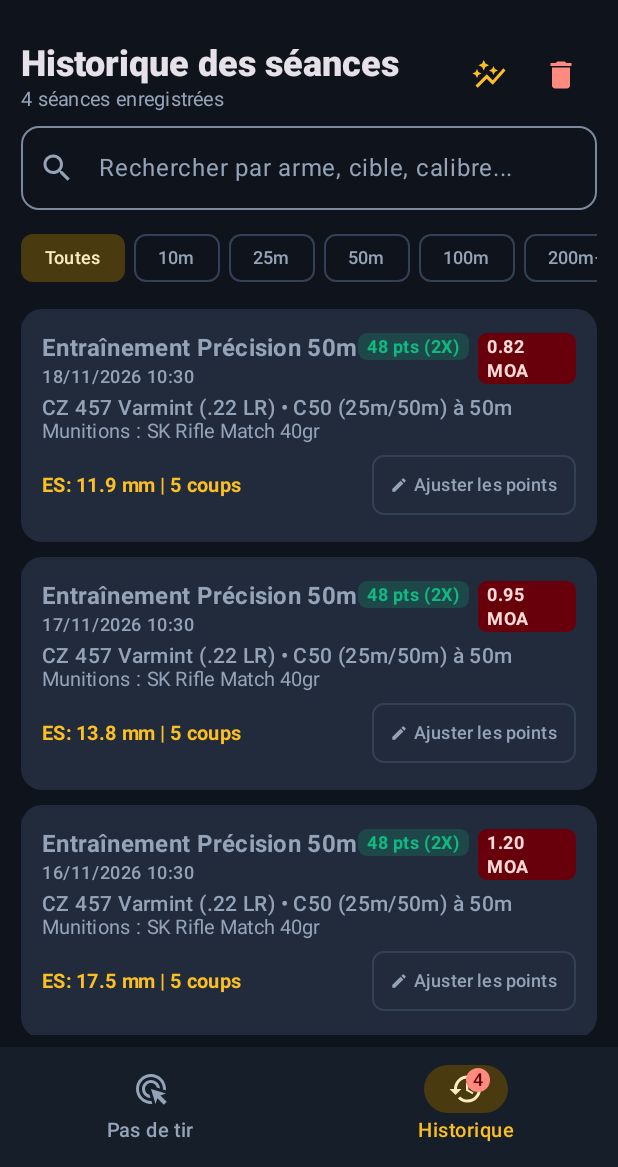
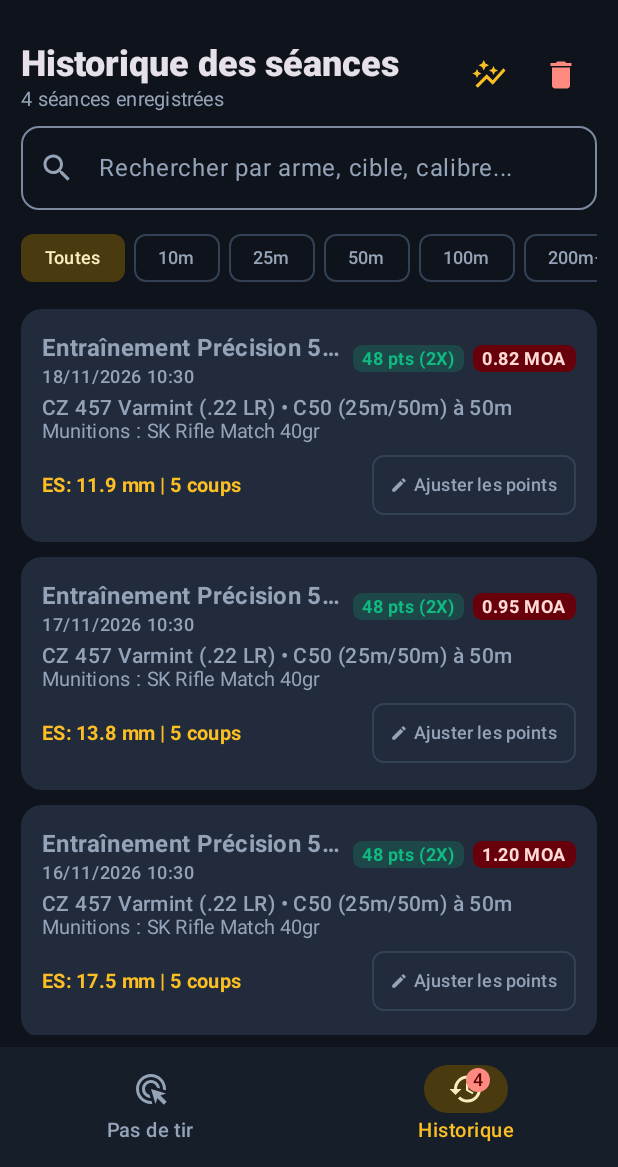
Before and after one commit to Gauvainb/ShootR, an Android app built with Jetpack Compose: the screen it shows after launch (MainActivity), item 2 of the bottom bar chosen, on a phone screen of 412 x 824 dp, the part 69-1236 px from its top. Run offline under Robolectric (Android 15) with nearby library versions, the phone set to English and light mode, and no system bars; libraries missing offline, so code that uses them is left out: coil.compose, coil.request.

Commit message:
fix(layout): one-line totals and MOA badges, ellipsis titles, readable step strip
- Step 4 and telemetry: the total and MOA pills stay on one line (no letter-per-line wrap);
  the title column takes the free width, so the pill no longer touches the title.
- History (all themes): title with ellipsis and 8 dp before the pills; score and MOA pills
  on one line.
- Step strip: a numbered circle (checked when done) above a label, so "Calibrage" is
  readable once calibrated. Labels 12 sp, one line.

Detection and logic unchanged.

Co-authored-by: OpenBot <335604065+openbotgit[bot]@users.noreply.github.com>

```diff
--- a/app/src/main/java/com/example/MainActivity.kt
+++ b/app/src/main/java/com/example/MainActivity.kt
@@ -172,6 +172,7 @@ import androidx.compose.ui.text.font.FontWeight
 import androidx.compose.ui.text.input.KeyboardType
 import androidx.compose.ui.text.rememberTextMeasurer
 import androidx.compose.ui.text.style.TextAlign
+import androidx.compose.ui.text.style.TextOverflow
 import androidx.compose.ui.unit.dp
 import androidx.compose.ui.unit.sp
 import coil.compose.AsyncImage
@@ -2357,7 +2358,7 @@ fun ShootRApp(
                                     horizontalArrangement = Arrangement.SpaceBetween,
                                     verticalAlignment = Alignment.CenterVertically
                                 ) {
-                                    Column {
+                                    Column(modifier = Modifier.weight(1f).padding(end = 8.dp)) {
                                         Text(
                                             text = "Impacts & Points (Ajustement)",
                                             style = MaterialTheme.typography.titleMedium,
@@ -2376,6 +2377,8 @@ fun ShootRApp(
                                         Text(
                                             text = if (scoringEnabled) "$animatedScore pts (${innerTensCount.value}X)" else "Groupement seul",
                                             modifier = Modifier.padding(horizontal = 8.dp, vertical = 4.dp),
+                                            maxLines = 1,
+                                            softWrap = false,
                                             style = MaterialTheme.typography.labelMedium,
                                             fontWeight = FontWeight.ExtraBold,
                                             color = MaterialTheme.colorScheme.onPrimaryContainer
@@ -2507,7 +2510,7 @@ fun ShootRApp(
                                     horizontalArrangement = Arrangement.SpaceBetween,
                                     verticalAlignment = Alignment.CenterVertically
                                 ) {
-                                    Column {
+                                    Column(modifier = Modifier.weight(1f).padding(end = 8.dp)) {
                                         Text(
                                             text = "Télémétrie balistique (Groupement)",
                                             style = MaterialTheme.typography.titleMedium,
@@ -2523,6 +2526,8 @@ fun ShootRApp(
                                         Text(
                                             text = "${String.format(Locale.US, "%.2f", animatedMoa)} MOA",
                                             modifier = Modifier.padding(horizontal = 10.dp, vertical = 4.dp),
+                                            maxLines = 1,
+                                            softWrap = false,
                                             style = MaterialTheme.typography.titleSmall,
                                             fontWeight = FontWeight.ExtraBold,
                                             color = MaterialTheme.colorScheme.onPrimary
@@ -2706,11 +2711,13 @@ fun ShootRApp(
                                                 horizontalArrangement = Arrangement.SpaceBetween,
                                                 verticalAlignment = Alignment.CenterVertically
                                             ) {
-                                                Column {
+                                                Column(modifier = Modifier.weight(1f).padding(end = 8.dp)) {
                                                     Text(
                                                         text = s.optString("title", "Séance"),
                                                         style = MaterialTheme.typography.titleMedium,
-                                                        fontWeight = FontWeight.Bold
+                                                        fontWeight = FontWeight.Bold,
+                                                        maxLines = 1,
+                                                        overflow = TextOverflow.Ellipsis
                                                     )
                                                     Text(
                                                         text = s.optString("date", ""),
@@ -2731,6 +2738,8 @@ fun ShootRApp(
                                                         Text(
                                                             text = if (hasScore) "$score pts${if (inTens > 0) " (${inTens}X)" else ""}" else "Groupement seul",
                                                             modifier = Modifier.padding(horizontal = 6.dp, vertical = 2.dp),
+                                                            maxLines = 1,
+                                                            softWrap = false,
                                                             style = MaterialTheme.typography.labelSmall,
                                                             fontWeight = FontWeight.Bold,
                                                             color = Color(0xFF10B981)
@@ -2745,6 +2754,8 @@ fun ShootRApp(
                                                         Text(
                                                             text = "${String.format(Locale.US, "%.2f", s.optDouble("moa", 0.0))} MOA",
                                                             modifier = Modifier.padding(horizontal = 6.dp, vertical = 2.dp),
+                                                            maxLines = 1,
+                                                            softWrap = false,
                                                             style = MaterialTheme.typography.labelSmall,
                                                             fontWeight = FontWeight.Bold,
                                                             color = MaterialTheme.colorScheme.onPrimaryContainer
@@ -3064,23 +3075,49 @@ private fun ShootingStepper(
     impactsReady: Boolean
 ) {
     val steps = listOf(
-        "1 Arme" to weaponReady,
-        "2 Cible" to targetReady,
-        "3 Calibrage" to calibrated,
-        "4 Impacts" to impactsReady,
-        "5 Score" to impactsReady
+        "Arme" to weaponReady,
+        "Cible" to targetReady,
+        "Calibrage" to calibrated,
+        "Impacts" to impactsReady,
+        "Score" to impactsReady
     )
+    // Une pastille (numéro, ou ✓ une fois faite) au-dessus du libellé : le libellé a toute la largeur
+    // de sa colonne et ne se coupe plus.
     Row(modifier = Modifier.fillMaxWidth(), horizontalArrangement = Arrangement.SpaceBetween) {
-        steps.forEach { (label, done) ->
-            Text(
-                text = if (done) "✓ $label" else label,
+        steps.forEachIndexed { index, (label, done) ->
+            Column(
                 modifier = Modifier.weight(1f),
-                style = MaterialTheme.typography.labelSmall,
-                fontWeight = if (done) FontWeight.Bold else FontWeight.Medium,
-                color = if (done) MaterialTheme.colorScheme.primary else MaterialTheme.colorScheme.onSurfaceVariant,
-                textAlign = TextAlign.Center,
-                maxLines = 1
-            )
+                horizontalAlignment = Alignment.CenterHorizontally
+            ) {
+                Box(
+                    modifier = Modifier
+                        .size(22.dp)
+                        .background(
+                            if (done) MaterialTheme.colorScheme.primary else MaterialTheme.colorScheme.surfaceVariant,
+                            CircleShape
+                        ),
+                    contentAlignment = Alignment.Center
+                ) {
+                    Text(
+                        text = if (done) "✓" else "${index + 1}",
+                        style = MaterialTheme.typography.labelSmall,
+                        fontWeight = FontWeight.Bold,
+                        color = if (done) MaterialTheme.colorScheme.onPrimary else MaterialTheme.colorScheme.onSurfaceVariant,
+                        maxLines = 1,
+                        softWrap = false
+                    )
+                }
+                Spacer(modifier = Modifier.height(2.dp))
+                Text(
+                    text = label,
+                    style = MaterialTheme.typography.labelSmall,
+                    fontWeight = if (done) FontWeight.Bold else FontWeight.Medium,
+                    color = if (done) MaterialTheme.colorScheme.primary else MaterialTheme.colorScheme.onSurfaceVariant,
+                    textAlign = TextAlign.Center,
+                    maxLines = 1,
+                    softWrap = false
+                )
+            }
         }
     }
 }
```
